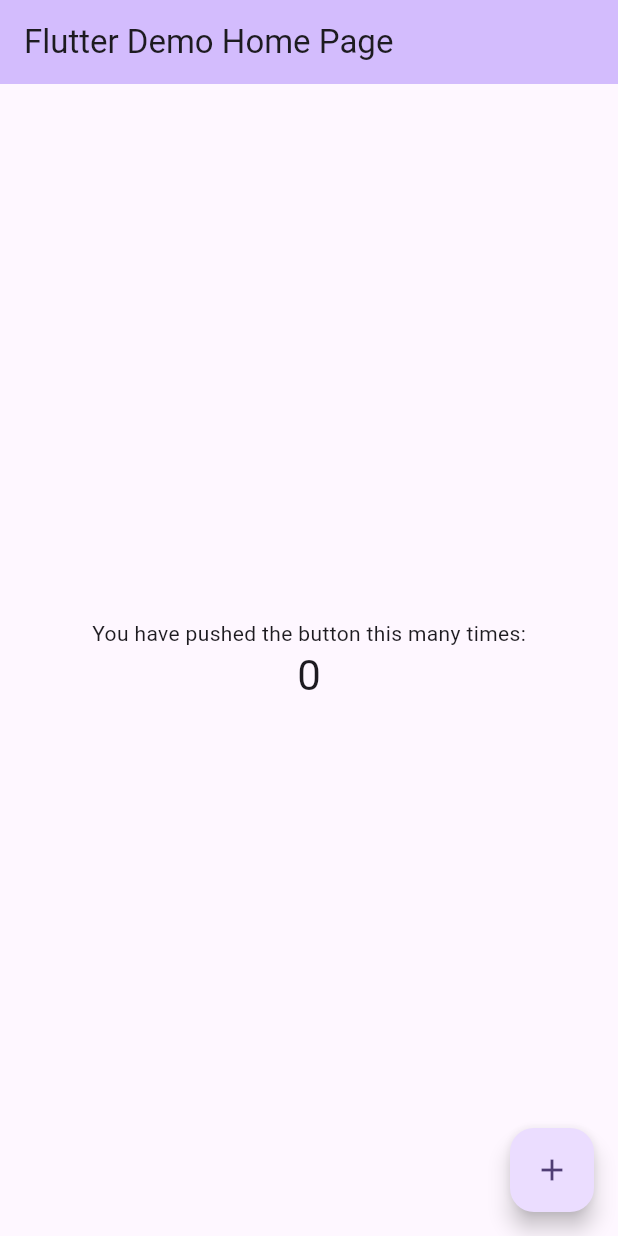
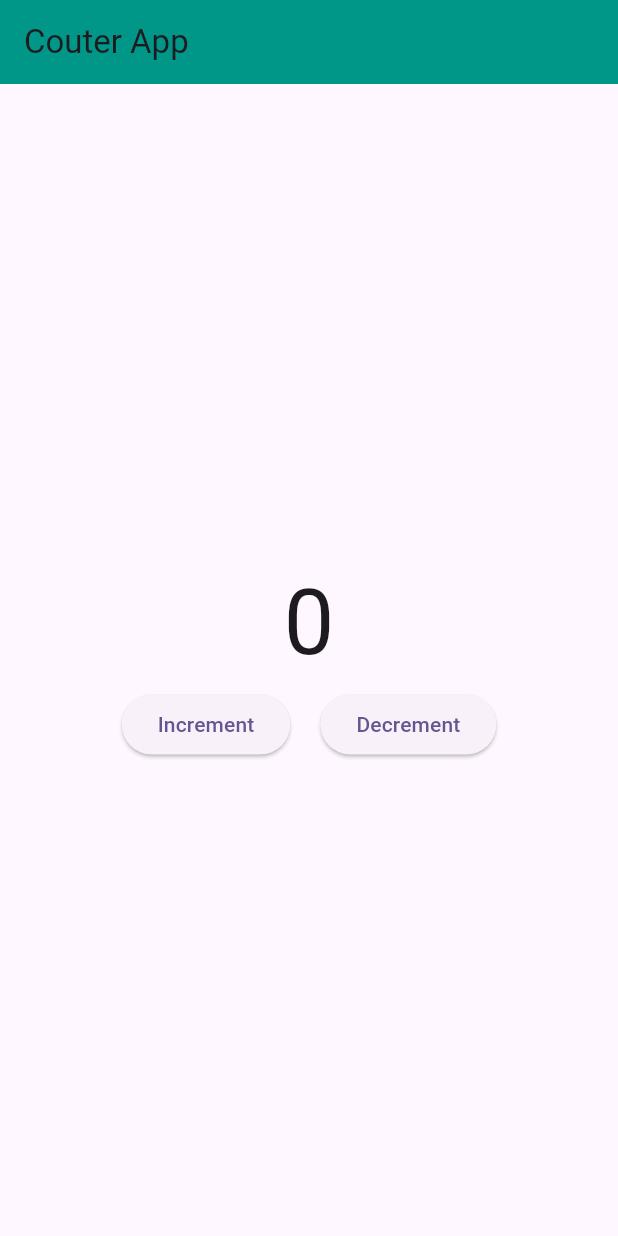
Before and after one commit to emon22830/BLOC_Counter_App, a Flutter app: the screen it shows after launch, on a phone screen of 412 x 824 dp. Run offline on Flutter 3.47's test engine with Material 3 defaults, Android fonts, the phone set to English and light mode, and no system bars.

Commit message:
Completed UI Design

```diff
--- a/lib/main.dart
+++ b/lib/main.dart
@@ -1,3 +1,4 @@
+import 'package:bloc_counter_app/ui/counter_screen.dart';
 import 'package:flutter/material.dart';
 
 void main() {
@@ -31,95 +32,7 @@ class MyApp extends StatelessWidget {
         colorScheme: ColorScheme.fromSeed(seedColor: Colors.deepPurple),
         useMaterial3: true,
       ),
-      home: const MyHomePage(title: 'Flutter Demo Home Page'),
+      home: CounterScreen(),
     );
   }
 }
-
-class MyHomePage extends StatefulWidget {
-  const MyHomePage({super.key, required this.title});
-
-  // This widget is the home page of your application. It is stateful, meaning
-  // that it has a State object (defined below) that contains fields that affect
-  // how it looks.
-
-  // This class is the configuration for the state. It holds the values (in this
-  // case the title) provided by the parent (in this case the App widget) and
-  // used by the build method of the State. Fields in a Widget subclass are
-  // always marked "final".
-
-  final String title;
-
-  @override
-  State<MyHomePage> createState() => _MyHomePageState();
-}
-
-class _MyHomePageState extends State<MyHomePage> {
-  int _counter = 0;
-
-  void _incrementCounter() {
-    setState(() {
-      // This call to setState tells the Flutter framework that something has
-      // changed in this State, which causes it to rerun the build method below
-      // so that the display can reflect the updated values. If we changed
-      // _counter without calling setState(), then the build method would not be
-      // called again, and so nothing would appear to happen.
-      _counter++;
-    });
-  }
-
-  @override
-  Widget build(BuildContext context) {
-    // This method is rerun every time setState is called, for instance as done
-    // by the _incrementCounter method above.
-    //
-    // The Flutter framework has been optimized to make rerunning build methods
-    // fast, so that you can just rebuild anything that needs updating rather
-    // than having to individually change instances of widgets.
-    return Scaffold(
-      appBar: AppBar(
-        // TRY THIS: Try changing the color here to a specific color (to
-        // Colors.amber, perhaps?) and trigger a hot reload to see the AppBar
-        // change color while the other colors stay the same.
-        backgroundColor: Theme.of(context).colorScheme.inversePrimary,
-        // Here we take the value from the MyHomePage object that was created by
-        // the App.build method, and use it to set our appbar title.
-        title: Text(widget.title),
-      ),
-      body: Center(
-        // Center is a layout widget. It takes a single child and positions it
-        // in the middle of the parent.
-        child: Column(
-          // Column is also a layout widget. It takes a list of children and
-          // arranges them vertically. By default, it sizes itself to fit its
-          // children horizontally, and tries to be as tall as its parent.
-          //
-          // Column has various properties to control how it sizes itself and
-          // how it positions its children. Here we use mainAxisAlignment to
-          // center the children vertically; the main axis here is the vertical
-          // axis because Columns are vertical (the cross axis would be
-          // horizontal).
-          //
-          // TRY THIS: Invoke "debug painting" (choose the "Toggle Debug Paint"
-          // action in the IDE, or press "p" in the console), to see the
-          // wireframe for each widget.
-          mainAxisAlignment: MainAxisAlignment.center,
-          children: <Widget>[
-            const Text(
-              'You have pushed the button this many times:',
-            ),
-            Text(
-              '$_counter',
-              style: Theme.of(context).textTheme.headlineMedium,
-            ),
-          ],
-        ),
-      ),
-      floatingActionButton: FloatingActionButton(
-        onPressed: _incrementCounter,
-        tooltip: 'Increment',
-        child: const Icon(Icons.add),
-      ), // This trailing comma makes auto-formatting nicer for build methods.
-    );
-  }
-}
--- /dev/null
+++ b/lib/ui/counter_screen.dart
@@ -0,0 +1,40 @@
+
+
+
+import 'package:flutter/material.dart';
+
+class CounterScreen extends StatefulWidget {
+  const CounterScreen({super.key});
+
+  @override
+  State<CounterScreen> createState() => _CounterScreenState();
+}
+
+class _CounterScreenState extends State<CounterScreen> {
+  @override
+  Widget build(BuildContext context) {
+    return Scaffold(
+      appBar: AppBar(
+        backgroundColor: Colors.teal,
+        title: Text('Couter App'),
+      ),
+      body: Column(
+        crossAxisAlignment: CrossAxisAlignment.center,
+        mainAxisAlignment: MainAxisAlignment.center,
+        children: [
+          Center(child: Text('0', style: TextStyle(fontSize: 60),)),
+          Row(
+            crossAxisAlignment: CrossAxisAlignment.center,
+            mainAxisAlignment: MainAxisAlignment.center,
+            children: [
+
+              ElevatedButton(onPressed: (){}, child: Text('Increment')),
+              SizedBox(width: 20,),
+              ElevatedButton(onPressed: (){}, child: Text('Decrement')),
+            ],
+          )
+        ],
+      ),
+    );
+  }
+}
--- a/pubspec.yaml
+++ b/pubspec.yaml
@@ -35,6 +35,9 @@ dependencies:
   # The following adds the Cupertino Icons font to your application.
   # Use with the CupertinoIcons class for iOS style icons.
   cupertino_icons: ^1.0.8
+  equatable: ^2.0.5
+  flutter_bloc: ^8.1.6
+  bloc: ^8.1.4
 
 dev_dependencies:
   flutter_test:
```
Also changed, not shown: pubspec.lock.
